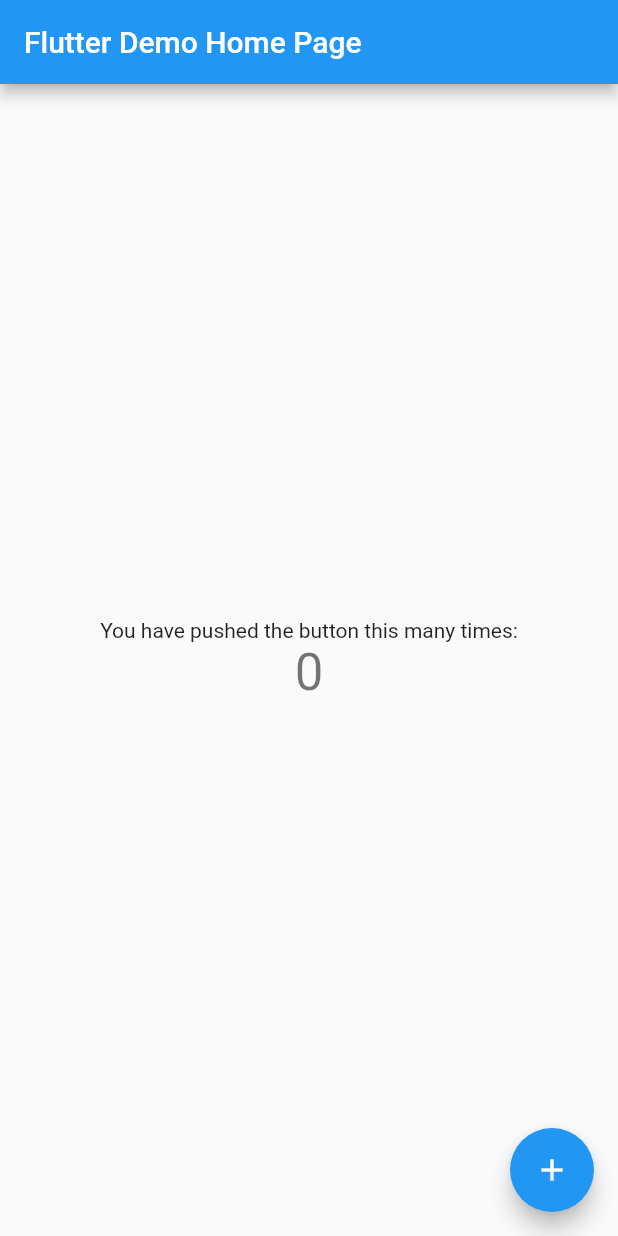
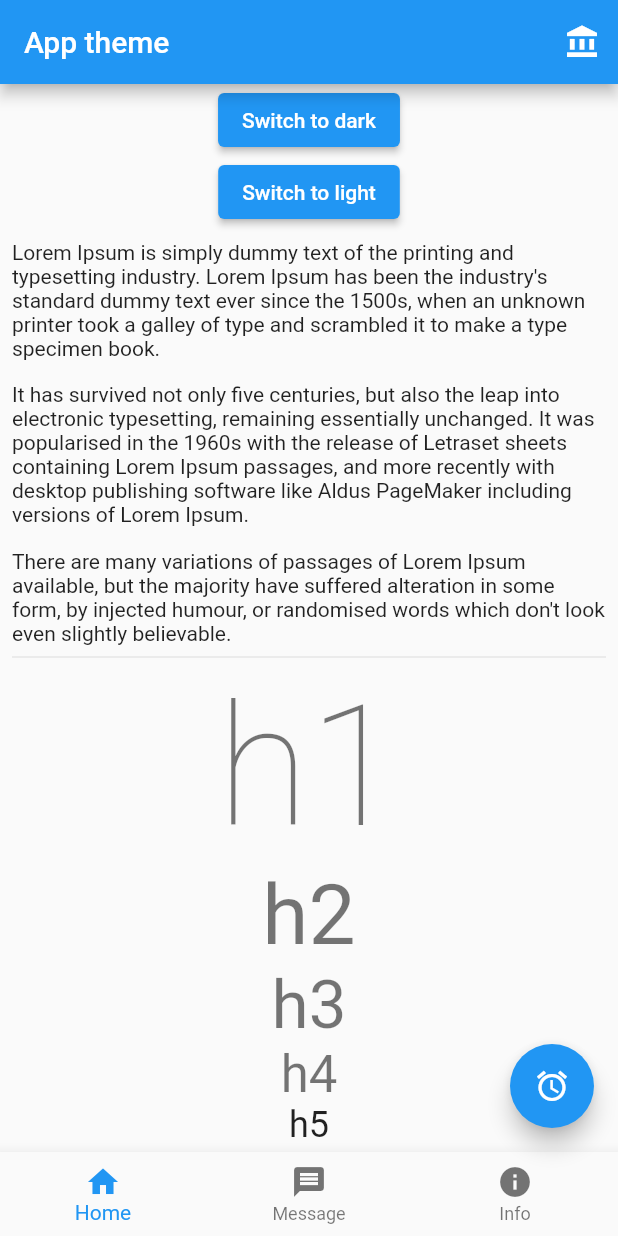
Before and after one commit to f0cuSsss/flutter_custom_theme, a Flutter app: the screen it shows after launch, on a phone screen of 412 x 824 dp. Run offline on Flutter 3.47's test engine with Material 2 defaults, Android fonts, the phone set to English and light mode, and no system bars.

Commit message:
example screen

```diff
--- /dev/null
+++ b/lib/app.dart
@@ -0,0 +1,19 @@
+import 'package:flutter/material.dart';
+
+import 'examples/home_screen.dart';
+
+class App extends StatelessWidget {
+  const App({Key? key}) : super(key: key);
+
+  @override
+  Widget build(BuildContext context) {
+    return MaterialApp(
+      title: 'App theme',
+      debugShowCheckedModeBanner: false,
+      theme: ThemeData(
+        primarySwatch: Colors.blue,
+      ),
+      home: const HomeScreen(),
+    );
+  }
+}
--- /dev/null
+++ b/lib/examples/home_screen.dart
@@ -0,0 +1,101 @@
+import 'package:flutter/material.dart';
+
+class HomeScreen extends StatefulWidget {
+  const HomeScreen({Key? key}) : super(key: key);
+
+  @override
+  State<HomeScreen> createState() => _HomeScreenState();
+}
+
+class _HomeScreenState extends State<HomeScreen> {
+  @override
+  Widget build(BuildContext context) {
+    return Scaffold(
+      appBar: AppBar(
+        title: const Text('App theme'),
+        actions: [
+          IconButton(
+            onPressed: () => print('[clicked] account balance'),
+            icon: const Icon(Icons.account_balance),
+          ),
+        ],
+      ),
+      body: Center(
+        child: Column(
+          mainAxisAlignment: MainAxisAlignment.center,
+          // ignore: prefer_const_literals_to_create_immutables
+          children: <Widget>[
+            ElevatedButton(
+              onPressed: () => print('[clicked] switch to dark'),
+              child: const Text('Switch to dark'),
+            ),
+            ElevatedButton(
+              onPressed: () => print('[clicked] switch to light'),
+              child: const Text('Switch to light'),
+            ),
+            Expanded(
+              child: Padding(
+                padding: const EdgeInsets.all(8.0),
+                child: SingleChildScrollView(
+                  child: Column(
+                    mainAxisAlignment: MainAxisAlignment.center,
+                    children: [
+                      const Text(
+                        'Lorem Ipsum is simply dummy text of the printing and typesetting industry. Lorem Ipsum has been the industry\'s standard dummy text ever since the 1500s, when an unknown printer took a galley of type and scrambled it to make a type specimen book.',
+                      ),
+                      const SizedBox(height: 15),
+                      const Text(
+                        'It has survived not only five centuries, but also the leap into electronic typesetting, remaining essentially unchanged. It was popularised in the 1960s with the release of Letraset sheets containing Lorem Ipsum passages, and more recently with desktop publishing software like Aldus PageMaker including versions of Lorem Ipsum.',
+                      ),
+                      const SizedBox(height: 15),
+                      const Text(
+                        'There are many variations of passages of Lorem Ipsum available, but the majority have suffered alteration in some form, by injected humour, or randomised words which don\'t look even slightly believable.',
+                      ),
+                      const Divider(),
+                      Text('h1', style: Theme.of(context).textTheme.headline1),
+                      Text('h2', style: Theme.of(context).textTheme.headline2),
+                      Text('h3', style: Theme.of(context).textTheme.headline3),
+                      Text('h4', style: Theme.of(context).textTheme.headline4),
+                      Text('h5', style: Theme.of(context).textTheme.headline5),
+                      Text('h6', style: Theme.of(context).textTheme.headline6),
+                      const Divider(),
+                      Text('body text 1',
+                          style: Theme.of(context).textTheme.bodyText1),
+                      Text('body text 2',
+                          style: Theme.of(context).textTheme.bodyText2),
+                      const Divider(),
+                      Text('button text',
+                          style: Theme.of(context).textTheme.button),
+                      const Divider(),
+                      Text('sub title 1',
+                          style: Theme.of(context).textTheme.subtitle1),
+                      Text('sub title 2',
+                          style: Theme.of(context).textTheme.subtitle2),
+                      const Divider(),
+                      Text('caption',
+                          style: Theme.of(context).textTheme.caption),
+                    ],
+                  ),
+                ),
+              ),
+            ),
+          ],
+        ),
+      ),
+      floatingActionButton: FloatingActionButton(
+        onPressed: () => print('[clicked] alarm pressed'),
+        tooltip: 'Alarm',
+        child: const Icon(Icons.alarm),
+      ),
+      bottomNavigationBar: BottomNavigationBar(
+        // ignore: prefer_const_literals_to_create_immutables
+        items: [
+          const BottomNavigationBarItem(icon: Icon(Icons.home), label: 'Home'),
+          const BottomNavigationBarItem(
+              icon: Icon(Icons.message), label: 'Message'),
+          const BottomNavigationBarItem(icon: Icon(Icons.info), label: 'Info'),
+        ],
+      ),
+    );
+  }
+}
--- a/lib/main.dart
+++ b/lib/main.dart
@@ -1,115 +1,5 @@
 import 'package:flutter/material.dart';
 
-void main() {
-  runApp(const MyApp());
-}
+import 'app.dart';
 
-class MyApp extends StatelessWidget {
-  const MyApp({Key? key}) : super(key: key);
-
-  // This widget is the root of your application.
-  @override
-  Widget build(BuildContext context) {
-    return MaterialApp(
-      title: 'Flutter Demo',
-      theme: ThemeData(
-        // This is the theme of your application.
-        //
-        // Try running your application with "flutter run". You'll see the
-        // application has a blue toolbar. Then, without quitting the app, try
-        // changing the primarySwatch below to Colors.green and then invoke
-        // "hot reload" (press "r" in the console where you ran "flutter run",
-        // or simply save your changes to "hot reload" in a Flutter IDE).
-        // Notice that the counter didn't reset back to zero; the application
-        // is not restarted.
-        primarySwatch: Colors.blue,
-      ),
-      home: const MyHomePage(title: 'Flutter Demo Home Page'),
-    );
-  }
-}
-
-class MyHomePage extends StatefulWidget {
-  const MyHomePage({Key? key, required this.title}) : super(key: key);
-
-  // This widget is the home page of your application. It is stateful, meaning
-  // that it has a State object (defined below) that contains fields that affect
-  // how it looks.
-
-  // This class is the configuration for the state. It holds the values (in this
-  // case the title) provided by the parent (in this case the App widget) and
-  // used by the build method of the State. Fields in a Widget subclass are
-  // always marked "final".
-
-  final String title;
-
-  @override
-  State<MyHomePage> createState() => _MyHomePageState();
-}
-
-class _MyHomePageState extends State<MyHomePage> {
-  int _counter = 0;
-
-  void _incrementCounter() {
-    setState(() {
-      // This call to setState tells the Flutter framework that something has
-      // changed in this State, which causes it to rerun the build method below
-      // so that the display can reflect the updated values. If we changed
-      // _counter without calling setState(), then the build method would not be
-      // called again, and so nothing would appear to happen.
-      _counter++;
-    });
-  }
-
-  @override
-  Widget build(BuildContext context) {
-    // This method is rerun every time setState is called, for instance as done
-    // by the _incrementCounter method above.
-    //
-    // The Flutter framework has been optimized to make rerunning build methods
-    // fast, so that you can just rebuild anything that needs updating rather
-    // than having to individually change instances of widgets.
-    return Scaffold(
-      appBar: AppBar(
-        // Here we take the value from the MyHomePage object that was created by
-        // the App.build method, and use it to set our appbar title.
-        title: Text(widget.title),
-      ),
-      body: Center(
-        // Center is a layout widget. It takes a single child and positions it
-        // in the middle of the parent.
-        child: Column(
-          // Column is also a layout widget. It takes a list of children and
-          // arranges them vertically. By default, it sizes itself to fit its
-          // children horizontally, and tries to be as tall as its parent.
-          //
-          // Invoke "debug painting" (press "p" in the console, choose the
-          // "Toggle Debug Paint" action from the Flutter Inspector in Android
-          // Studio, or the "Toggle Debug Paint" command in Visual Studio Code)
-          // to see the wireframe for each widget.
-          //
-          // Column has various properties to control how it sizes itself and
-          // how it positions its children. Here we use mainAxisAlignment to
-          // center the children vertically; the main axis here is the vertical
-          // axis because Columns are vertical (the cross axis would be
-          // horizontal).
-          mainAxisAlignment: MainAxisAlignment.center,
-          children: <Widget>[
-            const Text(
-              'You have pushed the button this many times:',
-            ),
-            Text(
-              '$_counter',
-              style: Theme.of(context).textTheme.headline4,
-            ),
-          ],
-        ),
-      ),
-      floatingActionButton: FloatingActionButton(
-        onPressed: _incrementCounter,
-        tooltip: 'Increment',
-        child: const Icon(Icons.add),
-      ), // This trailing comma makes auto-formatting nicer for build methods.
-    );
-  }
-}
+void main() => runApp(const App());
```
Also changed, not shown: pubspec.lock.
